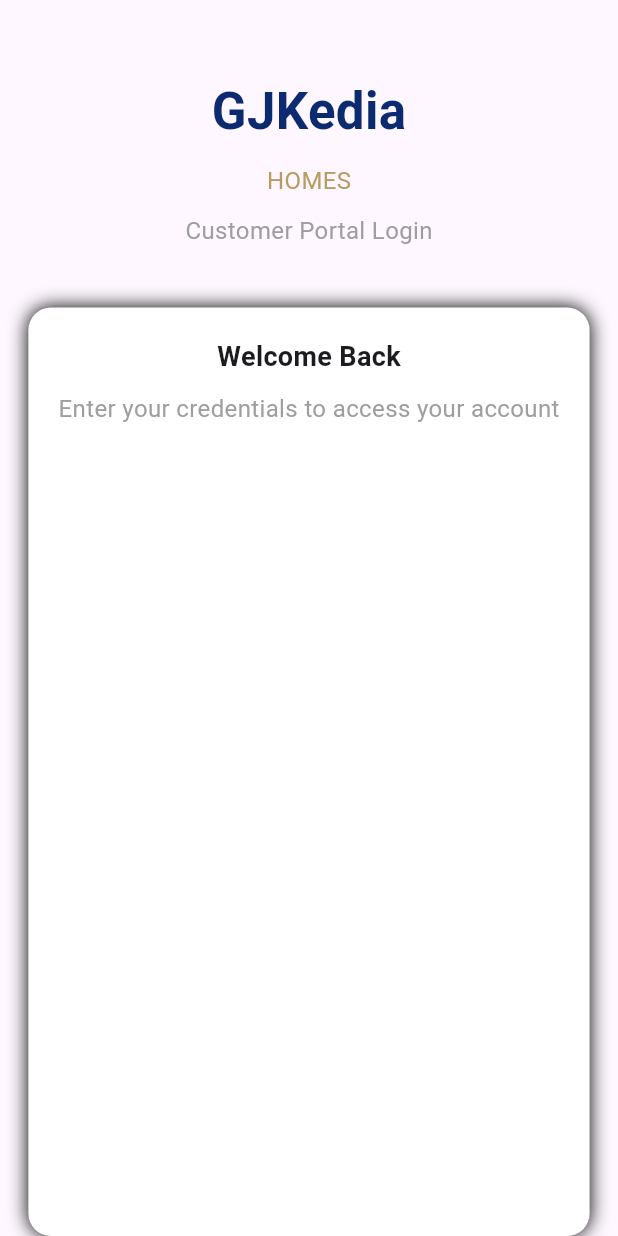
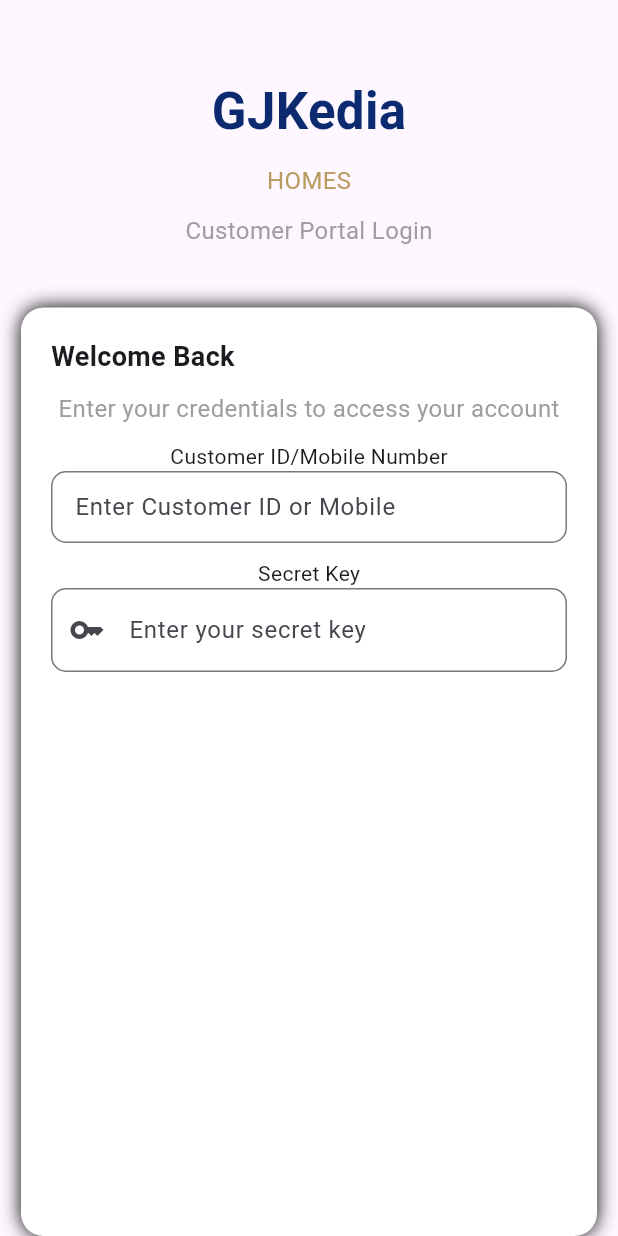
Before and after one commit to RkNani19/cp_app, a Flutter app: the screen it shows after launch, on a phone screen of 412 x 824 dp. Run offline on Flutter 3.47's test engine with Material 3 defaults, Android fonts, the phone set to English and light mode, and no system bars.

Commit message:
Update login screen

```diff
--- a/lib/view/login_screen.dart
+++ b/lib/view/login_screen.dart
@@ -53,7 +53,7 @@
             SizedBox(height: 10),
             Expanded(
               child: Container(
-                margin: const EdgeInsets.symmetric(horizontal: 16),
+                margin: const EdgeInsets.symmetric(horizontal: 14),
                 padding: EdgeInsets.all(20),
                 decoration: BoxDecoration(
                   color: Colors.white,
@@ -62,12 +62,16 @@
                 ),
                 child: Column(
                   children: [
-                    Text(
+                    Row(
+                      children: [ Text(
                       "Welcome Back",
                       style: TextStyle(
                         fontSize: 18,
                         fontWeight: FontWeight.bold,
                       ),
+
+                    ),
+                      ]
                     ),
                      const SizedBox(height: 10),
 
@@ -78,6 +82,27 @@
                         color: Colors.grey,
                       ),
                     ),
+
+                    SizedBox(height: 10,),
+                    Text("Customer ID/Mobile Number"),
+                    TextField(decoration: InputDecoration(
+                      labelText: "Enter Customer ID or Mobile",
+                      border: OutlineInputBorder(
+                        borderRadius: BorderRadius.circular(10),
+                      ),
+                      isDense: true,
+                    ),
+                    ),
+
+                    SizedBox(height: 10,),
+                    Text("Secret Key"),
+                    TextField(decoration: InputDecoration(
+                      labelText: "Enter your secret key",
+                      prefixIcon:Icon(Icons.key_outlined),
+                      border: OutlineInputBorder(
+                        borderRadius: BorderRadius.circular(10)
+                      )
+                    ),)
                   ],
                 ),
               ),
```
